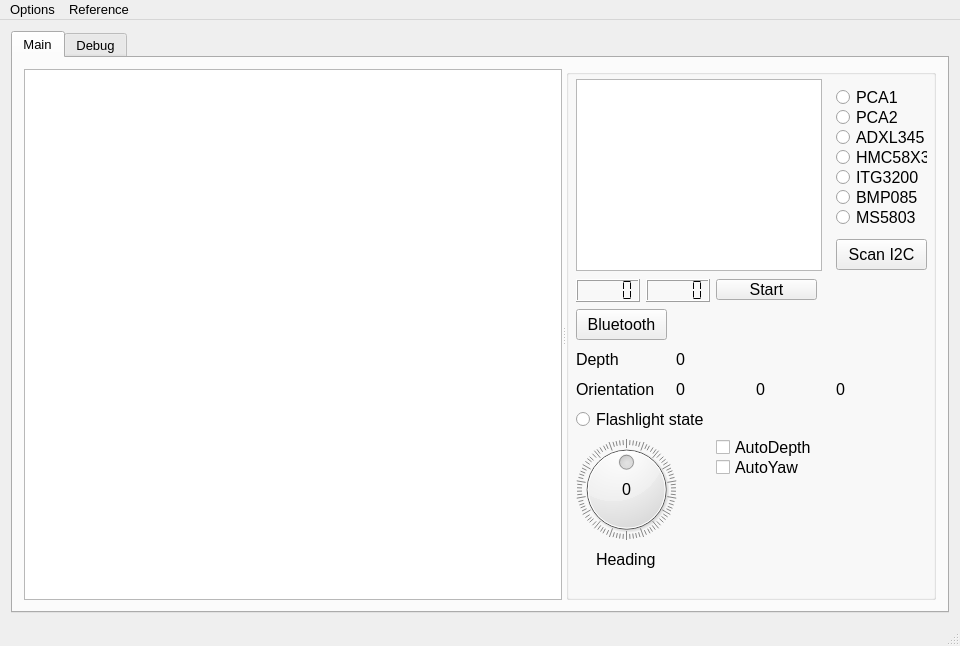
robocenter-rov/remote-control, file mainwindow.ui: the form before one commit.
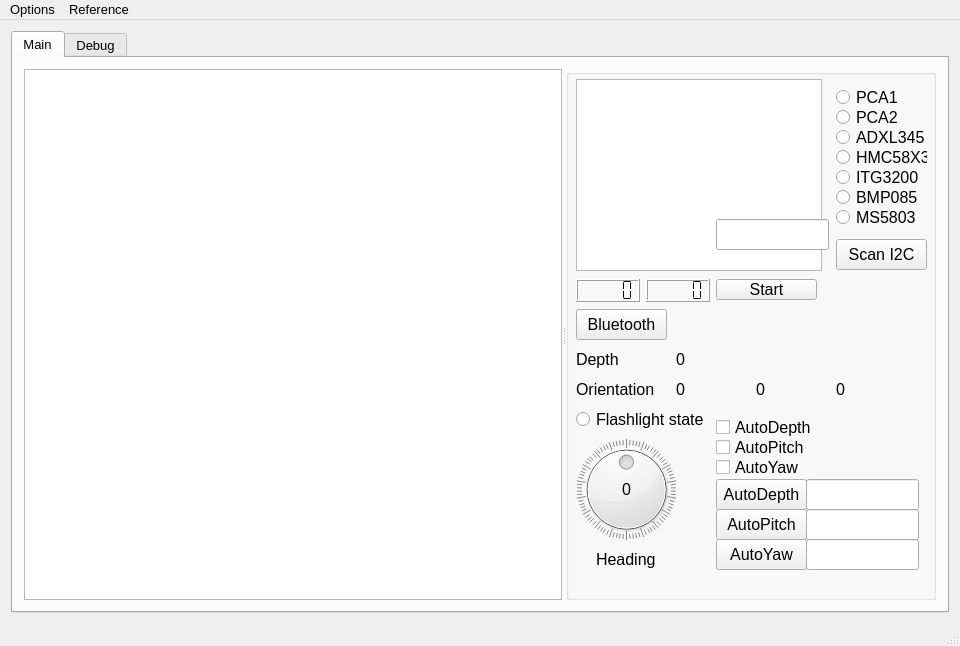
The form after the commit.

Commit message: Add auto depth

Diff of the .ui file:
```diff
--- a/mainwindow.ui
+++ b/mainwindow.ui
@@ -514,7 +514,7 @@
             <property name="geometry">
              <rect>
               <x>150</x>
-              <y>370</y>
+              <y>350</y>
               <width>101</width>
               <height>17</height>
              </rect>
@@ -530,7 +530,7 @@
             <property name="geometry">
              <rect>
               <x>250</x>
-              <y>370</y>
+              <y>350</y>
               <width>91</width>
               <height>16</height>
              </rect>
@@ -568,6 +568,114 @@
              <string/>
             </property>
            </widget>
+           <widget class="QPushButton" name="startAutoDepthButton">
+            <property name="geometry">
+             <rect>
+              <x>150</x>
+              <y>410</y>
+              <width>91</width>
+              <height>31</height>
+             </rect>
+            </property>
+            <property name="text">
+             <string>AutoDepth</string>
+            </property>
+           </widget>
+           <widget class="QPushButton" name="startAutoPitchButton">
+            <property name="geometry">
+             <rect>
+              <x>150</x>
+              <y>440</y>
+              <width>91</width>
+              <height>31</height>
+             </rect>
+            </property>
+            <property name="text">
+             <string>AutoPitch</string>
+            </property>
+           </widget>
+           <widget class="QPushButton" name="startAutoYawButton">
+            <property name="geometry">
+             <rect>
+              <x>150</x>
+              <y>470</y>
+              <width>91</width>
+              <height>31</height>
+             </rect>
+            </property>
+            <property name="text">
+             <string>AutoYaw</string>
+            </property>
+           </widget>
+           <widget class="QCheckBox" name="autoPitchCheckBox">
+            <property name="geometry">
+             <rect>
+              <x>150</x>
+              <y>370</y>
+              <width>101</width>
+              <height>17</height>
+             </rect>
+            </property>
+            <property name="text">
+             <string>AutoPitch</string>
+            </property>
+            <property name="checkable">
+             <bool>false</bool>
+            </property>
+           </widget>
+           <widget class="QLabel" name="stabPitchValue">
+            <property name="geometry">
+             <rect>
+              <x>250</x>
+              <y>370</y>
+              <width>91</width>
+              <height>16</height>
+             </rect>
+            </property>
+            <property name="text">
+             <string/>
+            </property>
+           </widget>
+           <widget class="QLineEdit" name="lineEdit">
+            <property name="geometry">
+             <rect>
+              <x>240</x>
+              <y>410</y>
+              <width>113</width>
+              <height>31</height>
+             </rect>
+            </property>
+           </widget>
+           <widget class="QLineEdit" name="lineEdit_2">
+            <property name="geometry">
+             <rect>
+              <x>150</x>
+              <y>150</y>
+              <width>113</width>
+              <height>31</height>
+             </rect>
+            </property>
+           </widget>
+           <widget class="QLineEdit" name="lineEdit_3">
+            <property name="geometry">
+             <rect>
+              <x>240</x>
+              <y>440</y>
+              <width>113</width>
+              <height>31</height>
+             </rect>
+            </property>
+           </widget>
+           <widget class="QLineEdit" name="lineEdit_4">
+            <property name="geometry">
+             <rect>
+              <x>240</x>
+              <y>470</y>
+              <width>113</width>
+              <height>31</height>
+             </rect>
+            </property>
+           </widget>
           </widget>
          </widget>
         </item>
```
The commit also changes 2 other files.
